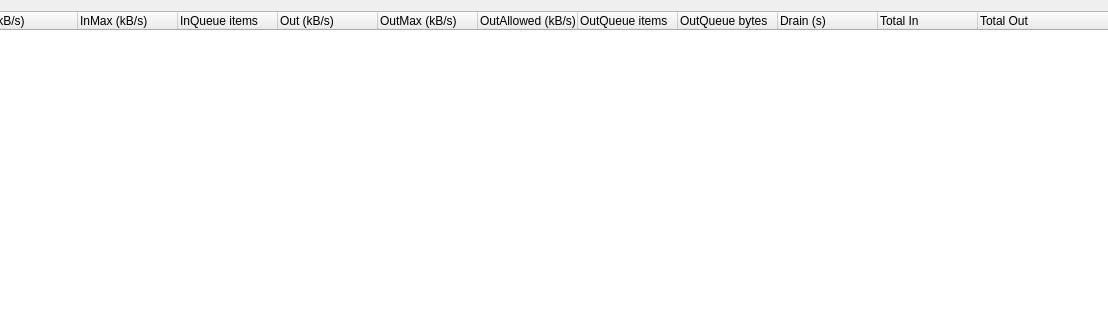
The window that retroshare-gui/src/gui/statistics/BwCtrlWindow.ui (RetroShare/RetroShare) describes before a commit, drawn with Qt 5; both pictures show x 234 to 1342 and y 0 to 320 of the 1447 by 471 pixel window.
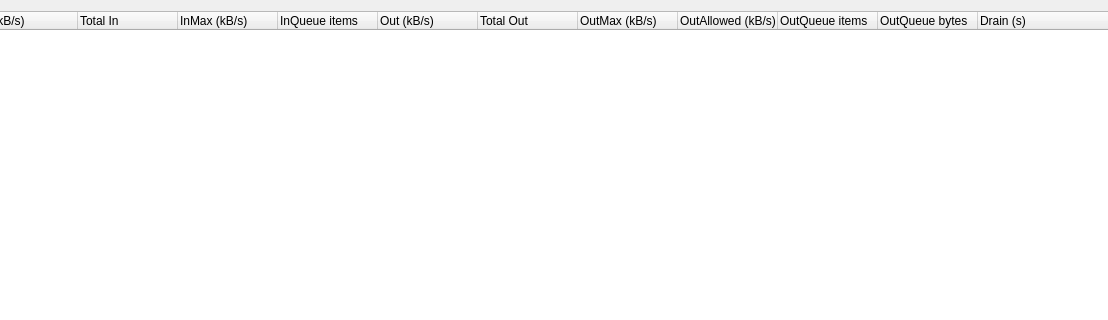
The same window after the commit. Custom widgets are drawn as their Qt base class.

Commit message: reorder columns

```diff
--- a/retroshare-gui/src/gui/statistics/BwCtrlWindow.ui
+++ b/retroshare-gui/src/gui/statistics/BwCtrlWindow.ui
@@ -38,6 +38,11 @@
         <string>In (kB/s)</string>
        </property>
       </column>
+      <column>
+       <property name="text">
+        <string>Total In</string>
+       </property>
+      </column>
       <column>
        <property name="text">
         <string>InMax (kB/s)</string>
@@ -53,6 +58,11 @@
         <string>Out (kB/s)</string>
        </property>
       </column>
+      <column>
+       <property name="text">
+        <string>Total Out</string>
+       </property>
+      </column>
       <column>
        <property name="text">
         <string>OutMax (kB/s)</string>
@@ -78,16 +88,6 @@
         <string>Drain (s)</string>
        </property>
       </column>
-      <column>
-       <property name="text">
-        <string>Total In</string>
-       </property>
-      </column>
-      <column>
-       <property name="text">
-        <string>Total Out</string>
-       </property>
-      </column>
      </widget>
      <widget class="QSplitter" name="splitter">
       <property name="orientation">
```
The commit also changes 1 other file.
